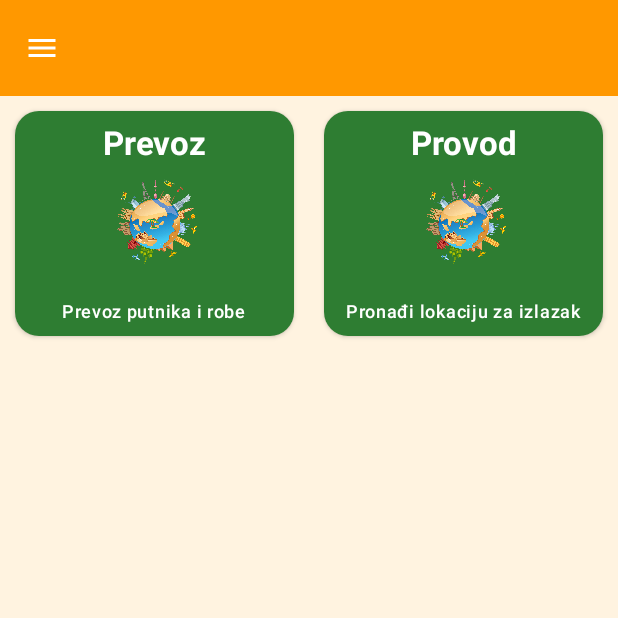
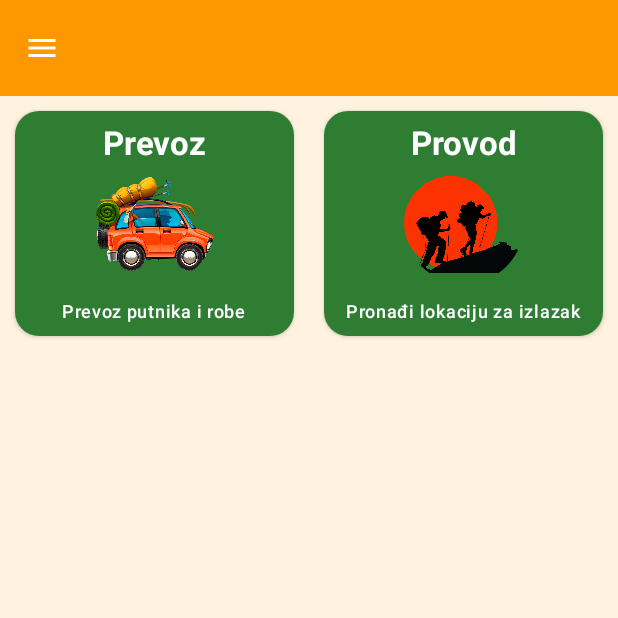
Before and after one commit to MahalaHub/mahala, an Android app built with Jetpack Compose: the screen it shows after launch (MainActivity), on a phone screen of 412 x 824 dp, the top half of it. Run offline under Robolectric (Android 15) with nearby library versions, the phone set to English and light mode, and no system bars; our stand-ins replace Dagger/Hilt's generated code.

Commit message:
card image

```diff
--- a/app/src/main/java/semir/mahovkic/mahalahub/data/model/Category.kt
+++ b/app/src/main/java/semir/mahovkic/mahalahub/data/model/Category.kt
@@ -4,6 +4,6 @@ data class Category(
     val id: Int,
     val name: String,
     val description: String,
-    val imageUrl: String,
+    val image: Int,
     val ordering: Int
 )
--- a/app/src/main/java/semir/mahovkic/mahalahub/ui/home/HomeScreen.kt
+++ b/app/src/main/java/semir/mahovkic/mahalahub/ui/home/HomeScreen.kt
@@ -18,8 +18,9 @@ import androidx.compose.ui.Modifier
 import androidx.compose.ui.text.font.FontWeight
 import androidx.compose.ui.unit.dp
 import androidx.lifecycle.compose.collectAsStateWithLifecycle
+import semir.mahovkic.mahalahub.R
 import semir.mahovkic.mahalahub.data.model.Category
-import semir.mahovkic.mahalahub.ui.composables.LogoImage
+import semir.mahovkic.mahalahub.ui.composables.CardImage
 
 @Composable
 fun HomeScreen(
@@ -63,7 +64,7 @@ fun CategoryCard(category: Category, navigateToCategory: (categoryId: Int) -> Un
                     .align(Alignment.TopCenter),
             )
 
-            LogoImage(Modifier.align(Alignment.Center), 60.dp)
+            CardImage(Modifier.align(Alignment.Center), category.image, 80.dp)
 
             Box(
                 modifier = Modifier
@@ -84,7 +85,7 @@ fun CategoryCard(category: Category, navigateToCategory: (categoryId: Int) -> Un
 
 fun categories(): List<Category> {
     return listOf(
-        Category(1, "Prevoz", "Prevoz putnika i robe", "", 1),
-        Category(2, "Provod", "Pronađi lokaciju za izlazak", "", 2)
+        Category(1, "Prevoz", "Prevoz putnika i robe", R.mipmap.travel, 1),
+        Category(2, "Provod", "Pronađi lokaciju za izlazak", R.mipmap.hiking, 2)
     )
 }
```
Also changed, not shown: app/src/main/java/semir/mahovkic/mahalahub/ui/composables/Image.kt (+9 -0 lines), app/src/main/res/mipmap-hdpi/hiking.png (added), app/src/main/res/mipmap-hdpi/travel.png (added).
